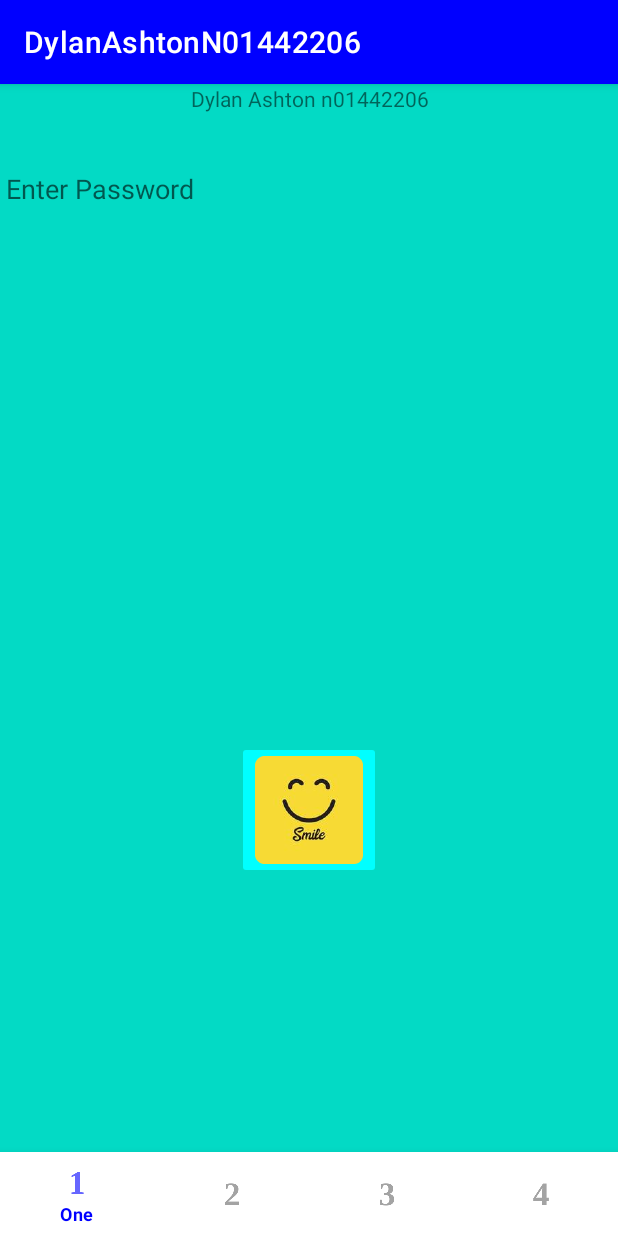
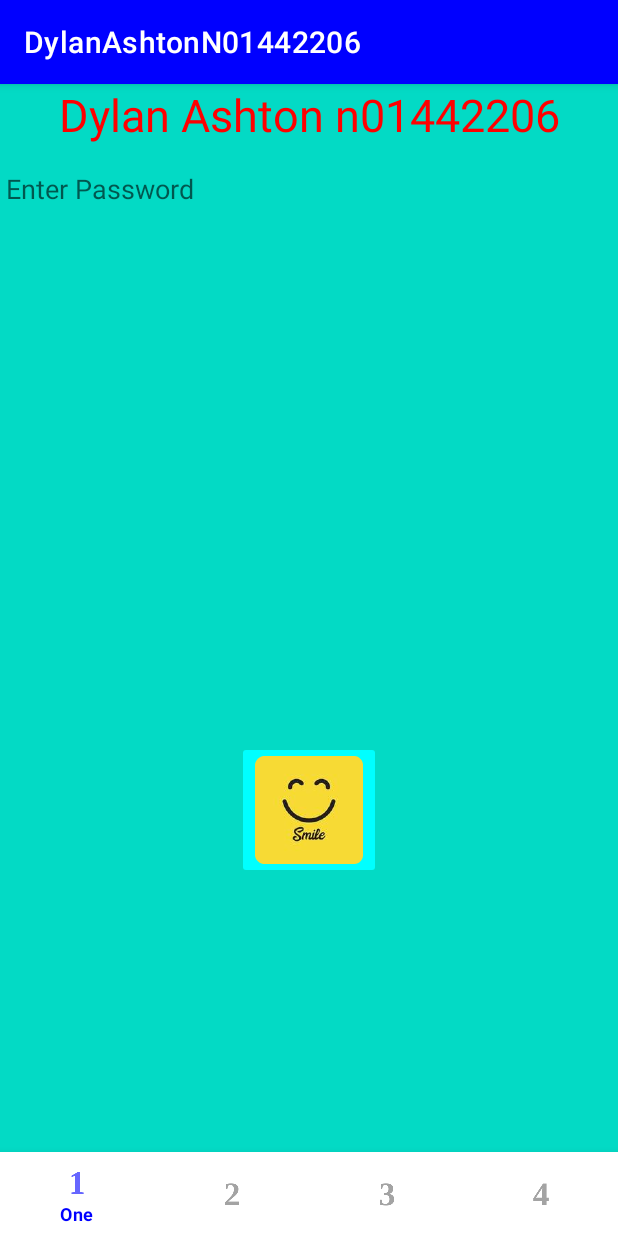
Before and after one commit to DylanAshton2206/DylanAshtonAssign3, an Android app: the screen it shows after launch (DylanActivity), on a phone screen of 412 x 824 dp. Run offline under Robolectric (Android 15) with nearby library versions, the phone set to English and light mode, and no system bars.

```diff
--- a/app/src/main/res/layout/dylan_main.xml
+++ b/app/src/main/res/layout/dylan_main.xml
@@ -7,7 +7,7 @@
     android:layout_width="match_parent"
     android:layout_height="match_parent"
     tools:context=".DylanActivity"
-    android:orientation="horizontal">
+    android:orientation="vertical">
     <FrameLayout
         android:id="@+id/DylanContainer"
         android:layout_width="match_parent"
--- a/app/src/main/res/layout/fragment_1.xml
+++ b/app/src/main/res/layout/fragment_1.xml
@@ -12,9 +12,11 @@
     <TextView
         android:id="@+id/DylanTxt"
         android:layout_width="match_parent"
-        android:layout_height="20dp"
+        android:layout_height="40dp"
         android:gravity="center"
-        android:text="@string/DA2206" />
+        android:text="@string/DA2206"
+        android:textColor="@color/red"
+        android:textSize="30dp"/>
 
     <EditText
         android:id="@+id/DylanEdit"
--- a/app/src/main/res/values/strings.xml
+++ b/app/src/main/res/values/strings.xml
@@ -8,4 +8,7 @@
     <string name="DA2206">Dylan Ashton n01442206</string>
     <string name="enter_pass">Enter Password</string>
     <string name="who_is_joe"><strike>Who is joe?</strike></string>
+    <string name="soa">stay on app?</string>
+    <string name="no">no</string>
+    <string name="yes">yes</string>
 </resources>
```
Also changed, not shown: app/src/main/java/dylan/ashton/n01442206/a3/DylanActivity.java (+19 -0 lines), app/src/main/res/drawable-anydpi/imp.xml (added, +11 -0 lines), app/src/main/res/layout/fragment_3.xml (+9 -1 lines), app/src/main/res/layout/fragment_4.xml (+1 -7 lines), app/src/main/res/drawable-hdpi/IMP.png (added), app/src/main/res/drawable-mdpi/IMP.png (added), app/src/main/res/drawable-xhdpi/IMP.png (added), app/src/main/res/drawable-xxhdpi/IMP.png (added), 20 other files.
